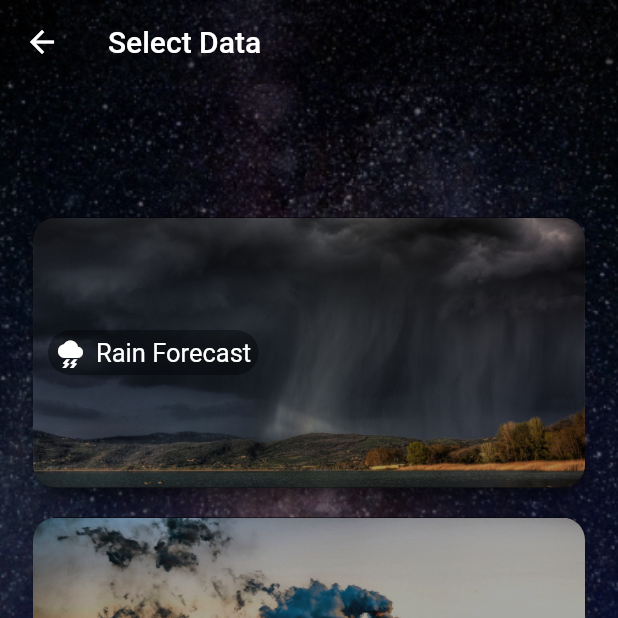
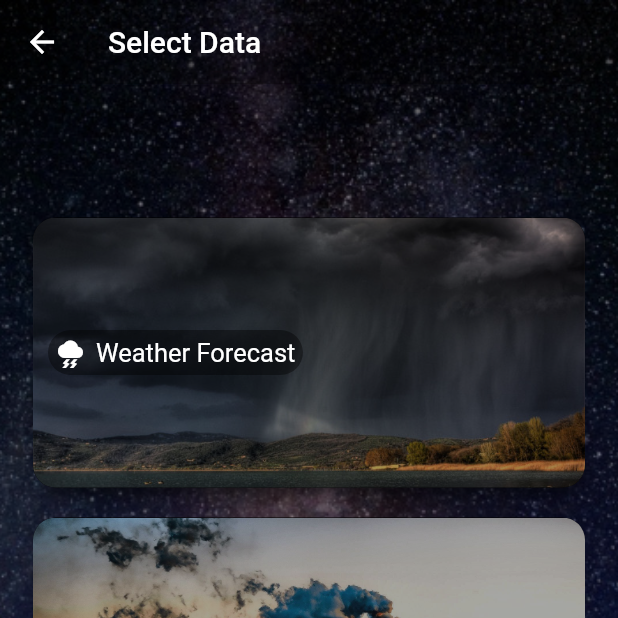
Before and after one commit to Oscar6647/SpaceApps-2023-Ometeotl, a Flutter app: the HomeScreen screen opened directly, on a phone screen of 412 x 824 dp, the top half of it. Run offline on Flutter 3.47's test engine with Material 2 defaults, Android fonts, the phone set to English and light mode, and no system bars; our stand-ins replace google_fonts.

Commit message:
interactivity with weather page

```diff
--- a/ometeotl/lib/screen/data_selection_screen.dart
+++ b/ometeotl/lib/screen/data_selection_screen.dart
@@ -1,4 +1,5 @@
 import 'package:flutter/material.dart';
+import 'package:ometeotl/screen/home.dart';
 import 'package:ometeotl/widgets/card.dart';
 
 class HomeScreen extends StatefulWidget {
@@ -52,7 +53,7 @@ class _HomeScreenState extends State<HomeScreen> {
                     );
                   },
                   child: ContentCard(
-                    category: 'Rain Forecast',
+                    category: 'Weather Forecast',
                     thumbnailUrl: 'assets/weather.jpg',
                     icon: Icons.thunderstorm,
                   ),
@@ -63,7 +64,7 @@ class _HomeScreenState extends State<HomeScreen> {
                       context,
                       MaterialPageRoute(
                         builder: (context) =>
-                            HomeScreen(), // Replace RainForecastScreen with the desired screen
+                            HomePage(), // Replace RainForecastScreen with the desired screen
                       ),
                     );
                   },
```
